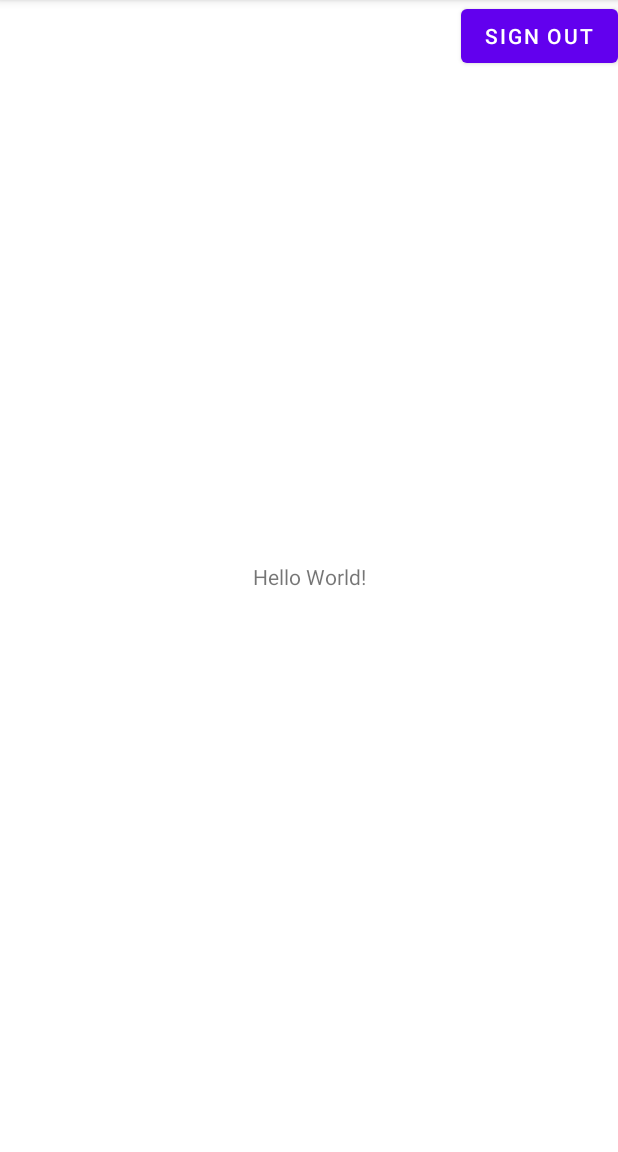
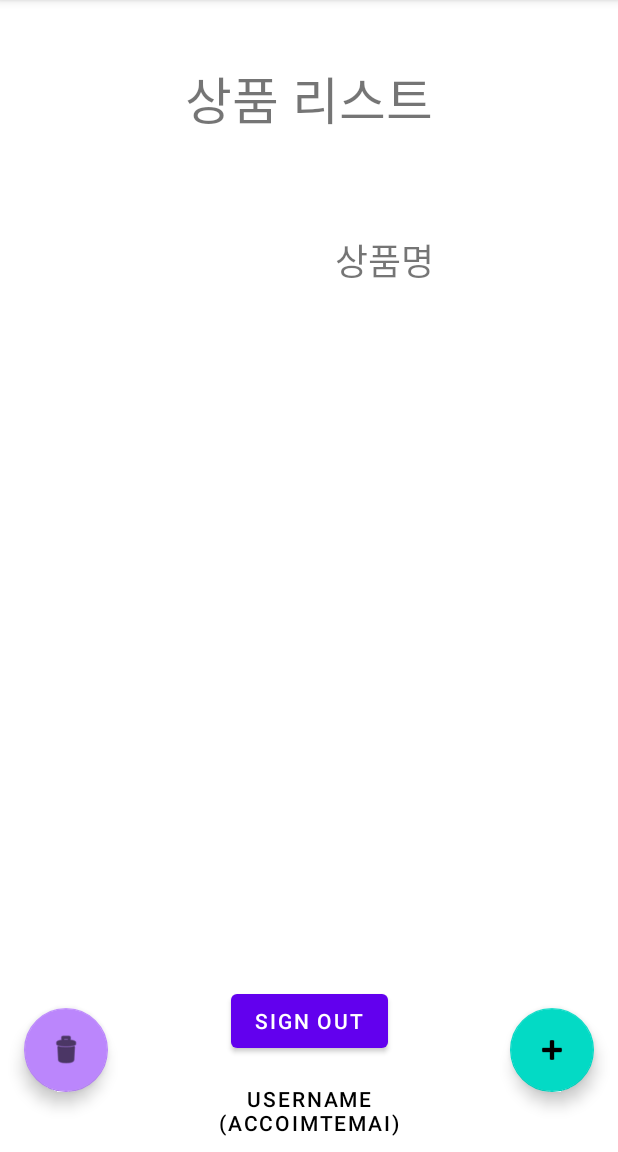
Before and after one commit to wookingwoo/shoppingmall-demo-app, an Android app: the MainActivity screen opened directly, with no data from a screen before it, on a phone screen of 412 x 824 dp, the part 84-1236 px from its top. Run offline under Robolectric (Android 15) with nearby library versions, the phone set to English and light mode, and no system bars; our stand-ins replace Firebase (no records; nobody signed in at launch, a user with empty details on screens opened directly).

Commit message:
Add UI: scroll list

```diff
--- a/app/src/main/res/layout/activity_main.xml
+++ b/app/src/main/res/layout/activity_main.xml
@@ -7,20 +7,101 @@
     tools:context=".MainActivity">
 
     <TextView
+        android:id="@+id/textView7"
         android:layout_width="wrap_content"
         android:layout_height="wrap_content"
-        android:text="Hello World!"
+        android:layout_marginTop="40dp"
+        android:text="상품 리스트"
+        android:textSize="34sp"
+        app:layout_constraintEnd_toEndOf="parent"
+        app:layout_constraintStart_toStartOf="parent"
+        app:layout_constraintTop_toTopOf="parent" />
+
+    <Button
+        android:id="@+id/btn_accountInfo"
+        android:layout_width="wrap_content"
+        android:layout_height="wrap_content"
+
+        android:background="@android:color/transparent"
+        android:backgroundTint="@android:color/white"
+
+        android:text="UserName\n(AccoimtEmai)"
+        android:textColor="@android:color/black"
         app:layout_constraintBottom_toBottomOf="parent"
-        app:layout_constraintLeft_toLeftOf="parent"
-        app:layout_constraintRight_toRightOf="parent"
-        app:layout_constraintTop_toTopOf="parent" />
+        app:layout_constraintEnd_toEndOf="parent"
+        app:layout_constraintStart_toStartOf="parent" />
 
     <Button
         android:id="@+id/bnt_signout"
         android:layout_width="wrap_content"
         android:layout_height="wrap_content"
+        android:layout_marginBottom="8dp"
         android:text="Sign out"
+        app:layout_constraintBottom_toTopOf="@+id/btn_accountInfo"
         app:layout_constraintEnd_toEndOf="parent"
-        app:layout_constraintTop_toTopOf="parent" />
+        app:layout_constraintStart_toStartOf="parent" />
+
+    <com.google.android.material.floatingactionbutton.FloatingActionButton
+        android:id="@+id/floatingActionButton2"
+        android:layout_width="wrap_content"
+        android:layout_height="wrap_content"
+        android:layout_marginEnd="16dp"
+        android:layout_marginBottom="40dp"
+        android:clickable="true"
+        app:layout_constraintBottom_toBottomOf="parent"
+        app:layout_constraintEnd_toEndOf="parent"
+        app:srcCompat="@android:drawable/ic_input_add" />
+
+    <com.google.android.material.floatingactionbutton.FloatingActionButton
+        android:id="@+id/floatingActionButton3"
+        android:layout_width="wrap_content"
+        android:layout_height="wrap_content"
+        android:layout_marginStart="16dp"
+        android:layout_marginBottom="40dp"
+        android:clickable="true"
+        app:backgroundTint="@color/purple_200"
+        app:layout_constraintBottom_toBottomOf="parent"
+        app:layout_constraintStart_toStartOf="parent"
+        app:srcCompat="@android:drawable/ic_menu_delete" />
+
+    <ScrollView
+        android:layout_width="0dp"
+        android:layout_height="0dp"
+        android:layout_marginTop="32dp"
+        app:layout_constraintBottom_toBottomOf="parent"
+        app:layout_constraintEnd_toEndOf="parent"
+        app:layout_constraintStart_toStartOf="parent"
+        app:layout_constraintTop_toBottomOf="@+id/textView7">
+
+        <LinearLayout
+            android:layout_width="match_parent"
+            android:layout_height="wrap_content"
+            android:gravity="center_horizontal"
+            android:orientation="vertical">
+
+            <LinearLayout
+                android:layout_width="wrap_content"
+                android:layout_height="wrap_content"
+                android:gravity="center"
+                android:orientation="horizontal">
+
+                <ImageView
+                    android:id="@+id/imageView3"
+                    android:layout_width="100dp"
+                    android:layout_height="100dp"
+                    android:layout_weight="1"
+                    tools:srcCompat="@tools:sample/backgrounds/scenic" />
+
+                <TextView
+                    android:id="@+id/tv_itemTitle"
+                    android:layout_width="200dp"
+                    android:layout_height="100dp"
+                    android:gravity="center"
+                    android:text="상품명"
+                    android:textSize="24sp" />
+
+            </LinearLayout>
+        </LinearLayout>
+    </ScrollView>
 
 </androidx.constraintlayout.widget.ConstraintLayout>
```
